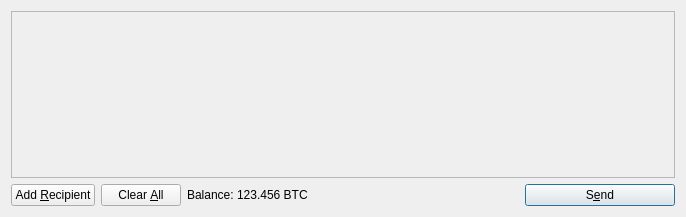
diosys/bitcoin, file src/qt/forms/sendcoinsdialog.ui: the form before one commit.
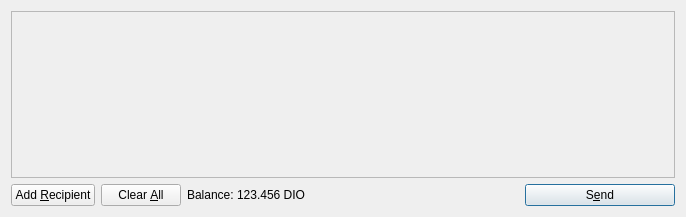
The form after the commit. Icons and pictures are not drawn.

Patch:
```diff
--- a/src/qt/forms/sendcoinsdialog.ui
+++ b/src/qt/forms/sendcoinsdialog.ui
@@ -119,7 +119,7 @@
           <cursorShape>IBeamCursor</cursorShape>
          </property>
          <property name="text">
-          <string>123.456 BTC</string>
+          <string>123.456 DIO</string>
          </property>
          <property name="textInteractionFlags">
           <set>Qt::LinksAccessibleByMouse|Qt::TextSelectableByKeyboard|Qt::TextSelectableByMouse</set>
```
